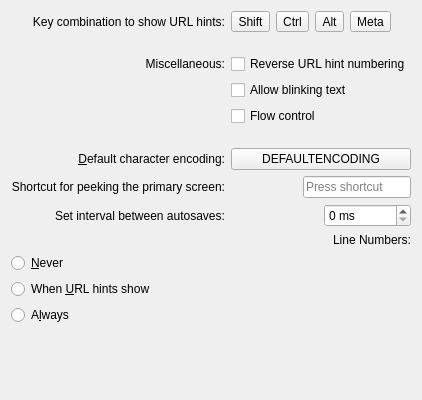
Qt form src/widgets/EditProfileAdvancedPage.ui (KDE/konsole) before a commit.
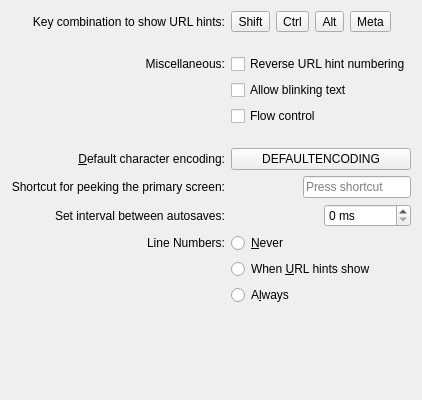
The same form after that commit.

Commit message:
Correct layout for profile's Advanced Line Numbers
!1022

Patch:
```diff
--- a/src/widgets/EditProfileAdvancedPage.ui
+++ b/src/widgets/EditProfileAdvancedPage.ui
@@ -269,16 +269,8 @@
 	   </property>
 	  </widget>
 	 </item>
-    </layout>
-   </item>
-   <item alignment="Qt::AlignmentFlag::AlignRight">
+   <item row="10" column="0">
     <widget class="QLabel" name="label_linenums">
-     <property name="sizePolicy">
-      <sizepolicy hsizetype="Fixed" vsizetype="Preferred">
-       <horstretch>0</horstretch>
-       <verstretch>0</verstretch>
-      </sizepolicy>
-     </property>
      <property name="text">
       <string>Line Numbers:</string>
      </property>
@@ -287,7 +279,7 @@
      </property>
     </widget>
    </item>
-   <item>
+   <item row="10" column="1">
     <widget class="QRadioButton" name="lineNumsNever">
      <property name="text">
       <string comment="Never">&amp;Never</string>
@@ -297,7 +289,7 @@
      </attribute>
     </widget>
    </item>
-   <item>
+   <item row="11" column="1">
     <widget class="QRadioButton" name="lineNumsURL">
      <property name="text">
       <string comment="When showing URL hints">When &amp;URL hints show</string>
@@ -307,7 +299,7 @@
      </attribute>
     </widget>
    </item>
-   <item>
+   <item row="12" column="1">
     <widget class="QRadioButton" name="lineNumsAlways">
      <property name="text">
       <string comment="Always">A&amp;lways</string>
@@ -316,6 +308,8 @@
       <string notr="true">lineNums</string>
      </attribute>
     </widget>
+   </item>
+   </layout>
    </item>
    <item>
     <spacer>
```
